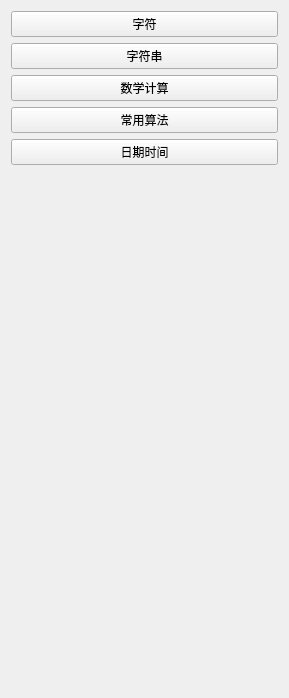
Old version of the form QtApp/system.ui in the repository iguoya/LInux.
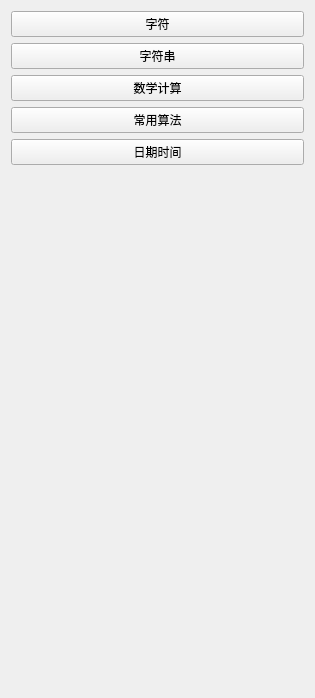
New version of the form.

Patch:
```diff
--- a/QtApp/system.ui
+++ b/QtApp/system.ui
@@ -6,7 +6,7 @@
    <rect>
     <x>0</x>
     <y>0</y>
-    <width>289</width>
+    <width>315</width>
     <height>698</height>
    </rect>
   </property>
```
Left out of the diff: 14 changed lines with no effect on the pictures.
